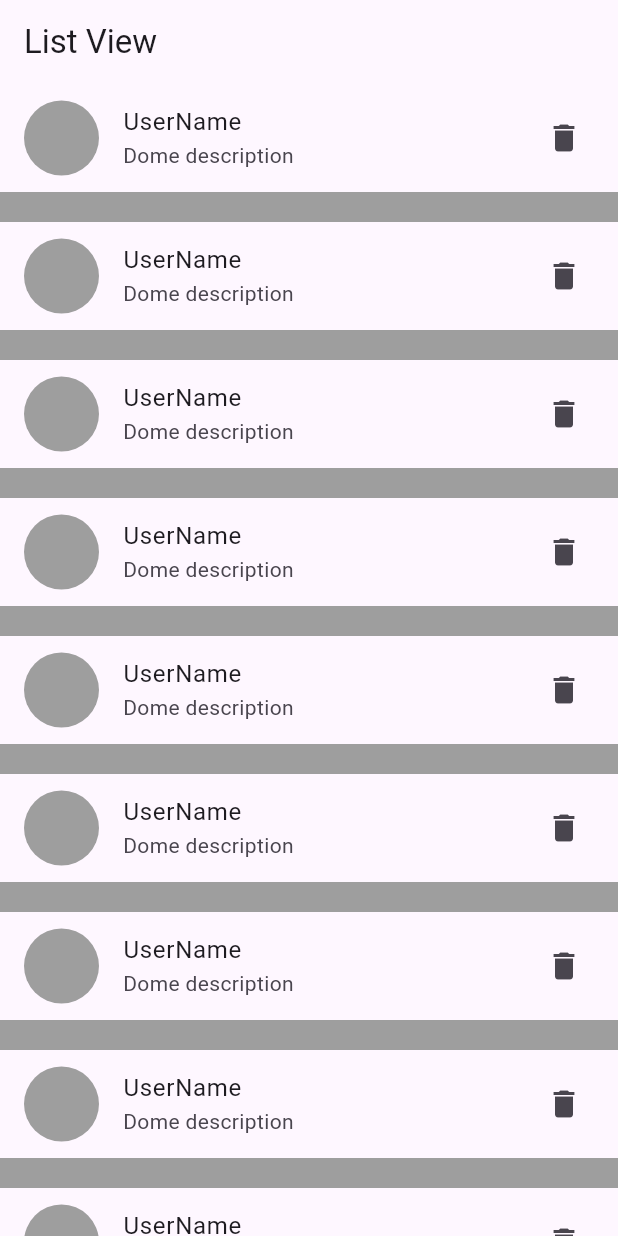
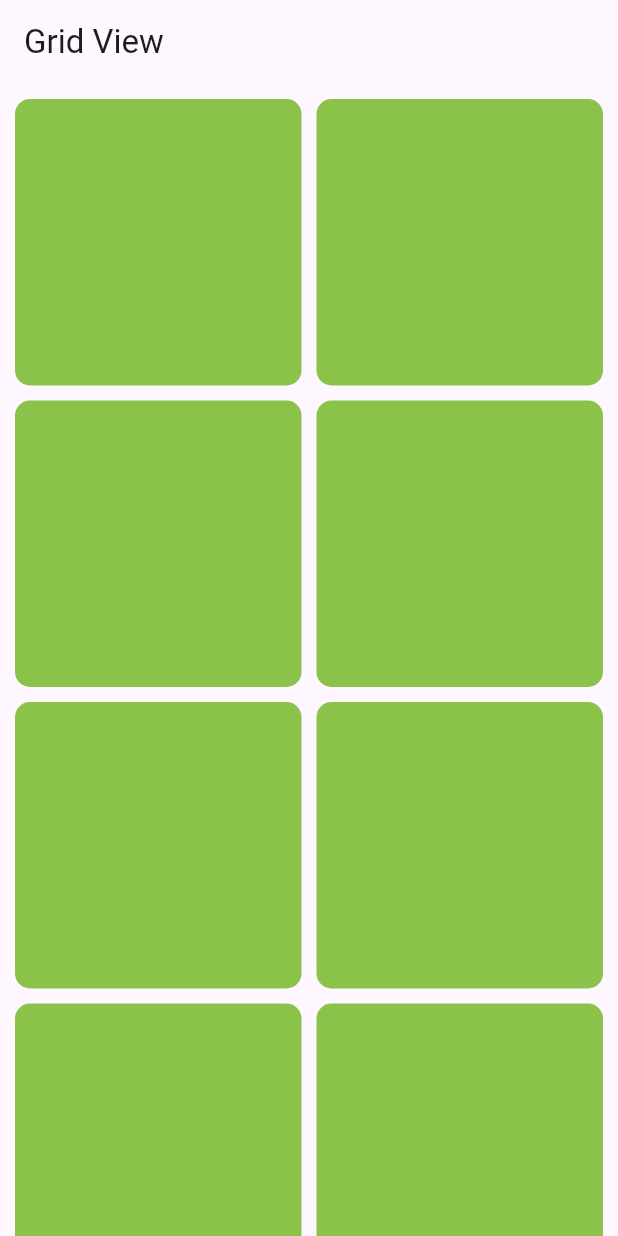
Before and after one commit to jainsourab99/Youtube, a Flutter app: the screen it shows after launch, on a phone screen of 412 x 824 dp. Run offline on Flutter 3.47's test engine with Material 3 defaults, Android fonts, the phone set to English and light mode, and no system bars.

Commit message:
Grid View Builder

```diff
--- /dev/null
+++ b/lib/ListViewBuilder.dart
@@ -0,0 +1,54 @@
+import 'package:flutter/material.dart';
+
+class ListViewBuilder extends StatelessWidget {
+  const ListViewBuilder({super.key});
+
+  @override
+  Widget build(BuildContext context) {
+    return Scaffold(
+      appBar: AppBar(
+        title: const Text("List View"),
+      ),
+      body: ListView.separated(
+          separatorBuilder: (context, seprator) {
+            return Container(
+              height: 20,
+              width: double.infinity,
+              color: Colors.grey,
+            );
+          },
+          itemCount: 200,
+          itemBuilder: (context, index) {
+            return ListTile(
+              leading: Container(
+                width: 50,
+                height: 50,
+                decoration: BoxDecoration(
+                  color: Colors.grey,
+                  shape: BoxShape.circle,
+                ),
+              ),
+              title: Text("UserName"),
+              subtitle: Text("Dome description"),
+              trailing: Icon(Icons.delete),
+            );
+          }
+          // children: [
+          //   ListTile(
+          //     leading: Container(
+          //       width: 50,
+          //       height: 50,
+          //       decoration: BoxDecoration(
+          //         color: Colors.grey,
+          //         shape: BoxShape.circle,
+          //       ),
+          //     ),
+          //     title: Text("UserName"),
+          //     subtitle: Text("Dome description"),
+          //     trailing: Icon(Icons.delete),
+          //   ),
+          // ],
+          ),
+    );
+  }
+}
--- a/lib/main.dart
+++ b/lib/main.dart
@@ -17,60 +17,39 @@ class MyApp extends StatelessWidget {
         colorScheme: ColorScheme.fromSeed(seedColor: Colors.deepPurple),
         useMaterial3: true,
       ),
-      home: const HonePage(),
+      home: const GridViewBuilder(),
     );
   }
 }
 
-class HonePage extends StatelessWidget {
-  const HonePage({super.key});
+class GridViewBuilder extends StatelessWidget {
+  const GridViewBuilder({super.key});
 
   @override
   Widget build(BuildContext context) {
     return Scaffold(
       appBar: AppBar(
-        title: const Text("List View"),
+        title: Text("Grid View"),
       ),
-      body: ListView.separated(
-          separatorBuilder: (context, seprator) {
-            return Container(
-              height: 20,
-              width: double.infinity,
-              color: Colors.grey,
-            );
-          },
-          itemCount: 200,
-          itemBuilder: (context, index) {
-            return ListTile(
-              leading: Container(
-                width: 50,
-                height: 50,
-                decoration: BoxDecoration(
-                  color: Colors.grey,
-                  shape: BoxShape.circle,
-                ),
-              ),
-              title: Text("UserName"),
-              subtitle: Text("Dome description"),
-              trailing: Icon(Icons.delete),
-            );
-          }
-          // children: [
-          //   ListTile(
-          //     leading: Container(
-          //       width: 50,
-          //       height: 50,
-          //       decoration: BoxDecoration(
-          //         color: Colors.grey,
-          //         shape: BoxShape.circle,
-          //       ),
-          //     ),
-          //     title: Text("UserName"),
-          //     subtitle: Text("Dome description"),
-          //     trailing: Icon(Icons.delete),
-          //   ),
-          // ],
-          ),
+      body: GridView.builder(
+        itemCount: 20,
+        padding: EdgeInsets.all(10),
+        gridDelegate: SliverGridDelegateWithFixedCrossAxisCount(
+          crossAxisCount: 2,
+          mainAxisSpacing: 10,
+          crossAxisSpacing: 10,
+        ),
+        itemBuilder: (context, index) {
+          return Container(
+            width: 100,
+            height: 100,
+            decoration: BoxDecoration(
+              borderRadius: BorderRadius.circular(10),
+              color: Colors.lightGreen,
+            ),
+          );
+        },
+      ),
     );
   }
 }
```
